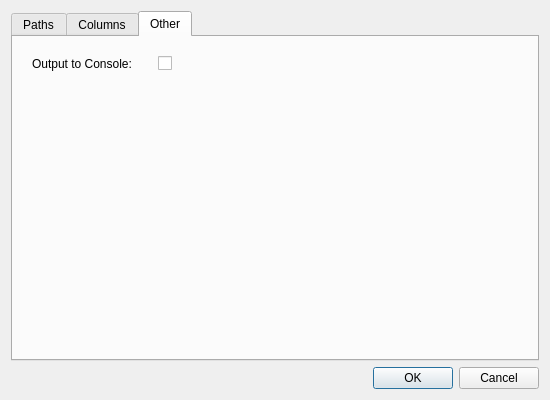
Above: src/settingsdialog.ui from dh4/cen64-qt before the change. Below: the same form after it.
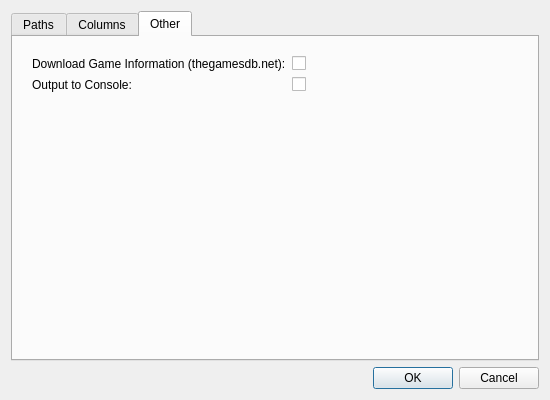
That is the form after the change. The open tabs and pages were chosen to show the change.

Commit message: Add game information/cover image from thegamesdb.net

```diff
--- a/src/settingsdialog.ui
+++ b/src/settingsdialog.ui
@@ -392,14 +392,14 @@
          <property name="topMargin">
           <number>10</number>
          </property>
-         <item row="0" column="0">
+         <item row="1" column="0">
           <widget class="QLabel" name="outputLabel">
            <property name="text">
             <string>Output to Console:</string>
            </property>
           </widget>
          </item>
-         <item row="0" column="1">
+         <item row="1" column="1">
           <widget class="QCheckBox" name="outputOption">
            <property name="toolTip">
             <string extracomment="If checked, CEN64's output will be redirected to CEN64-Qt so you can view the VI/s or debug information."/>
@@ -409,6 +409,23 @@
            </property>
           </widget>
          </item>
+         <item row="0" column="0">
+          <widget class="QLabel" name="downloadLabel">
+           <property name="text">
+            <string>Download Game Information (thegamesdb.net):</string>
+           </property>
+          </widget>
+         </item>
+         <item row="0" column="1">
+          <widget class="QCheckBox" name="downloadOption">
+           <property name="toolTip">
+            <string>Requires catalog file</string>
+           </property>
+           <property name="text">
+            <string/>
+           </property>
+          </widget>
+         </item>
         </layout>
        </item>
        <item row="1" column="0">
```
The commit also changes 6 other files.
